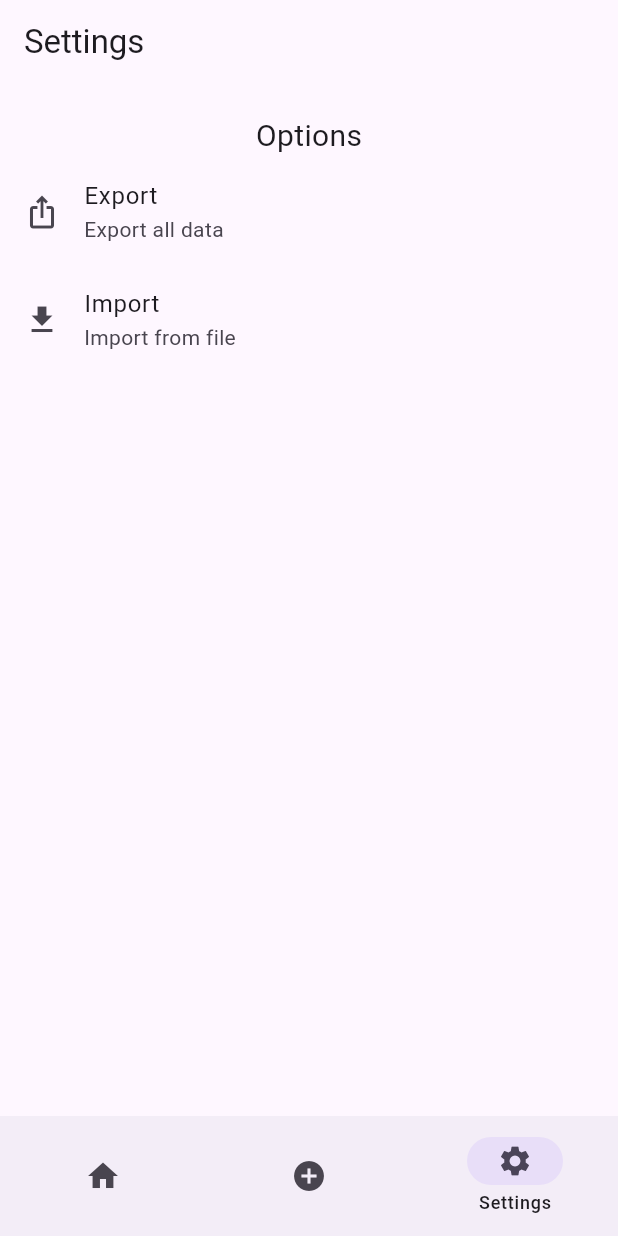
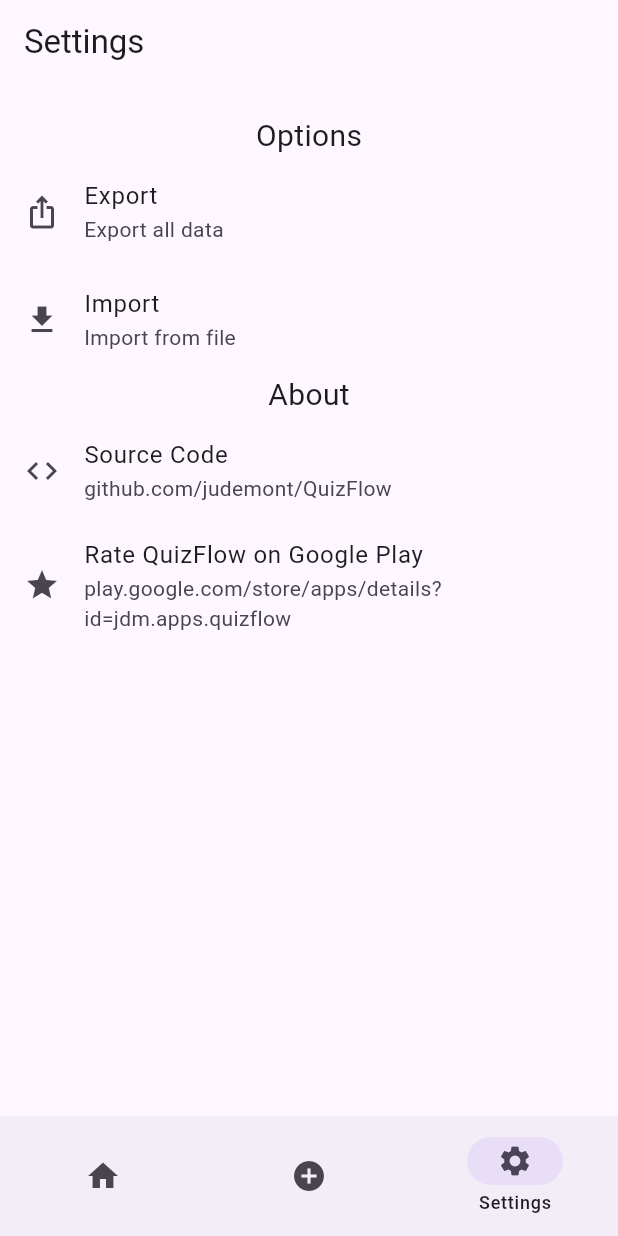
Before and after one commit to judemont/QuizFlow, a Flutter app: the screen it shows after launch, item 3 of the bottom bar chosen, on a phone screen of 412 x 824 dp. Run offline on Flutter 3.47's test engine with Material 3 defaults, Android fonts, the phone set to English and light mode, and no system bars; our stand-ins replace flip_card, share_plus, sqflite, sqflite_common_ffi; missing offline and left inert: file_selector; accounts and stored records are empty.

Commit message:
Update: Replace Container with SizedBox in FlashcardCard widget Update: Refactor imports and add url_launcher package in SettingsPage widget Update: Add url_launcher dependency in pubspec.yaml

```diff
--- a/lib/widgets/flashcard.dart
+++ b/lib/widgets/flashcard.dart
@@ -57,7 +57,7 @@ class FlashcardCard extends StatelessWidget {
   Widget build(BuildContext context) {
     return Card(
       elevation: 20,
-      child: Container(
+      child: SizedBox(
           height: 400, width: 300, child: Center(child: Text(cardContent))),
     );
   }
--- a/lib/widgets/settings_page.dart
+++ b/lib/widgets/settings_page.dart
@@ -1,8 +1,6 @@
 import 'package:flutter/material.dart';
-import 'package:quizflow/utilities/database.dart';
 import 'package:quizflow/utilities/utils.dart';
-import 'package:share_plus/share_plus.dart';
-import 'package:path_provider/path_provider.dart';
+import 'package:url_launcher/url_launcher.dart';
 
 class SettingsPage extends StatefulWidget {
   const SettingsPage({super.key});
@@ -38,7 +36,27 @@ class _SettingsPageState extends State<SettingsPage> {
             onTap: () {
               Utils.userImport();
             },
-          )
+          ),
+          const SizedBox(),
+          const Text(
+            "About",
+            style: TextStyle(fontSize: 20),
+          ),
+          ListTile(
+            title: const Text("Source Code"),
+            leading: const Icon(Icons.code),
+            subtitle: const Text("github.com/judemont/QuizFlow"),
+            onTap: () =>
+                launchUrl(Uri.parse("https://github.com/judemont/QuizFlow")),
+          ),
+          ListTile(
+            title: const Text("Rate QuizFlow on Google Play"),
+            leading: const Icon(Icons.star),
+            subtitle: const Text(
+                "play.google.com/store/apps/details?id=jdm.apps.quizflow"),
+            onTap: () => launchUrl(Uri.parse(
+                "https://play.google.com/store/apps/details?id=jdm.apps.quizflow")),
+          ),
         ],
       ),
     );
--- a/pubspec.yaml
+++ b/pubspec.yaml
@@ -17,6 +17,7 @@ dependencies:
   flip_card: ^0.7.0
   share_plus: ^9.0.0
   file_selector: ^1.0.3
+  url_launcher: ^6.3.0
 dev_dependencies:
   flutter_test:
     sdk: flutter
```
Also changed, not shown: pubspec.lock.
